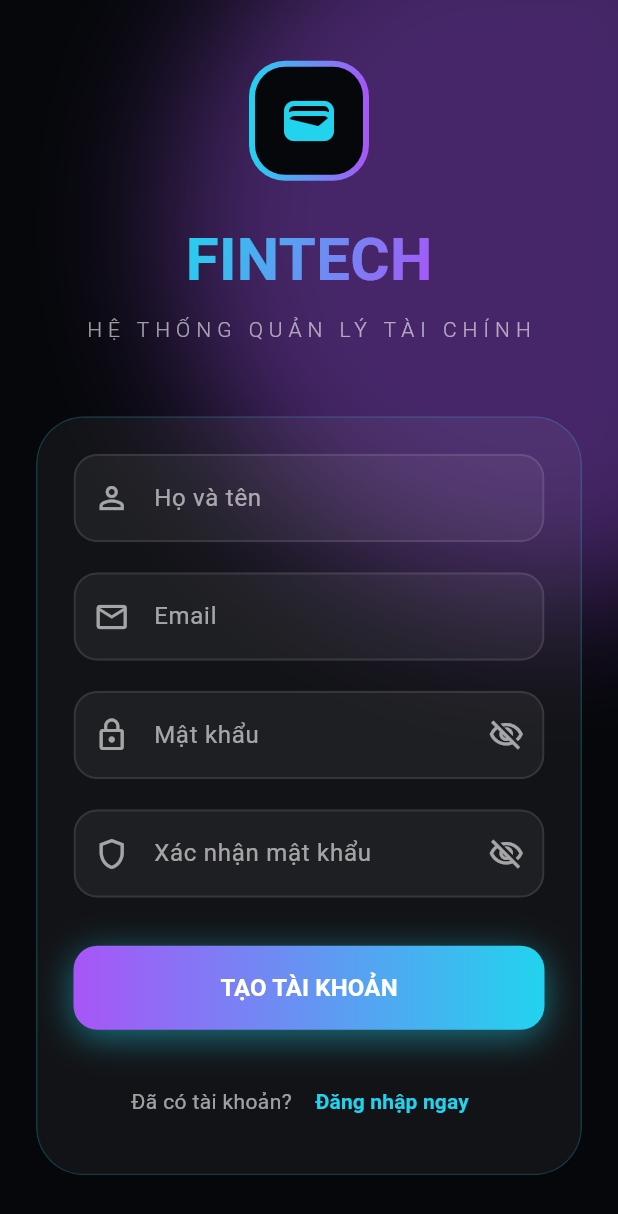
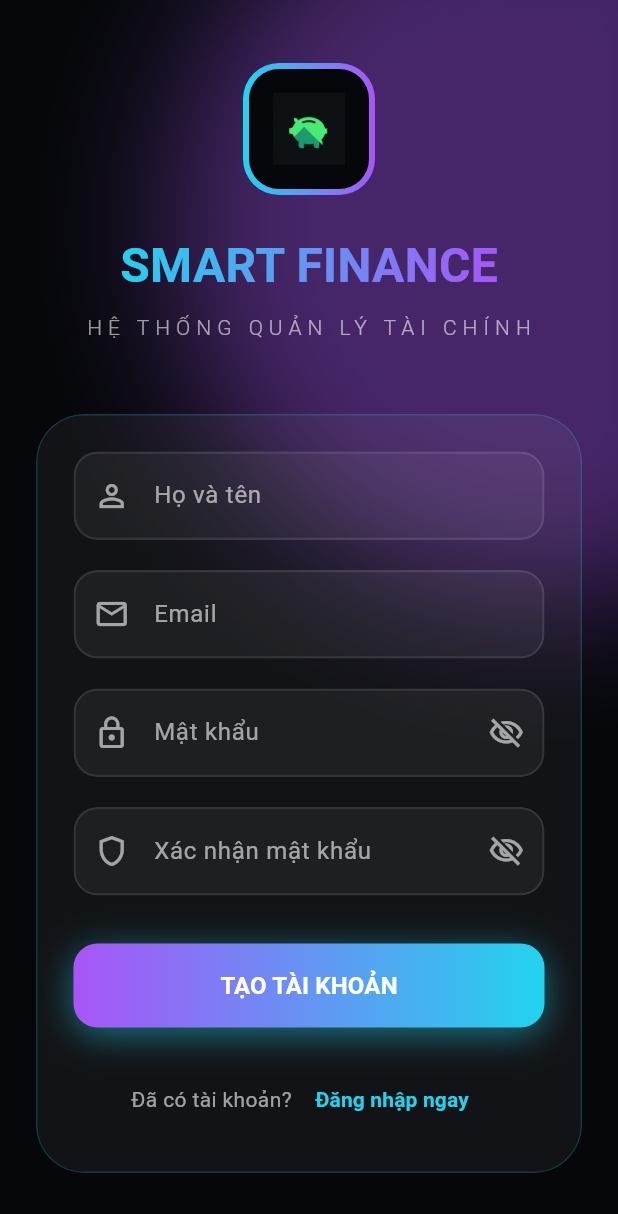
Before and after one commit to MinPC1337/fintech_app, a Flutter app: the screen it shows after launch, after a tap on "Đăng ký ngay", on a phone screen of 412 x 824 dp. Shown: the top 1214 px of the screen. Run offline on Flutter 3.47's test engine with Material 3 defaults, Android fonts, the phone set to English and light mode, and no system bars; our stand-ins replace cloud_firestore, dartz, equatable, firebase_auth, firebase_core, flutter_bloc and 1 more; accounts and stored records are empty.

Commit message:
Thêm icon và đổi tên cho app

```diff
--- a/lib/features/auth/presentation/pages/login_page.dart
+++ b/lib/features/auth/presentation/pages/login_page.dart
@@ -170,7 +170,11 @@ class LoginPage extends StatelessWidget {
               color: kBgColor,
               borderRadius: BorderRadius.circular(20),
             ),
-            child: const Icon(Icons.wallet_outlined, color: kCyan, size: 40),
+            child: Image.asset(
+              'assets/Futuristic Pro.png',
+              width: 48,
+              height: 48,
+            ),
           ),
         ),
         const SizedBox(height: 24),
@@ -182,9 +186,9 @@ class LoginPage extends StatelessWidget {
             end: Alignment.bottomRight,
           ).createShader(Rect.fromLTWH(0, 0, bounds.width, bounds.height)),
           child: const Text(
-            "FINTECH",
+            "SMART FINANCE",
             style: TextStyle(
-              fontSize: 40,
+              fontSize: 32,
               fontWeight: FontWeight.bold,
               color: kTextPrimary,
             ),
--- a/lib/features/auth/presentation/pages/register_page.dart
+++ b/lib/features/auth/presentation/pages/register_page.dart
@@ -214,7 +214,11 @@ class RegisterPage extends StatelessWidget {
               color: kBgColor,
               borderRadius: BorderRadius.circular(20),
             ),
-            child: const Icon(Icons.wallet_outlined, color: kCyan, size: 40),
+            child: Image.asset(
+              'assets/Futuristic Pro.png',
+              width: 48,
+              height: 48,
+            ),
           ),
         ),
         const SizedBox(height: 24),
@@ -226,9 +230,9 @@ class RegisterPage extends StatelessWidget {
             end: Alignment.bottomRight,
           ).createShader(Rect.fromLTWH(0, 0, bounds.width, bounds.height)),
           child: const Text(
-            "FINTECH",
+            "SMART FINANCE",
             style: TextStyle(
-              fontSize: 40,
+              fontSize: 32,
               fontWeight: FontWeight.bold,
               color: kTextPrimary,
             ),
--- a/lib/main.dart
+++ b/lib/main.dart
@@ -25,7 +25,7 @@ class FintechApp extends StatelessWidget {
   Widget build(BuildContext context) {
     return MaterialApp(
       debugShowCheckedModeBanner: false,
-      title: 'Fintech App',
+      title: 'Futuristic Pro',
       theme: ThemeData(
         colorScheme: ColorScheme.fromSeed(seedColor: Colors.blue),
         useMaterial3: true,
```
Also changed, not shown: pubspec.yaml (+9 -3 lines), assets/Futuristic Pro.png (added), assets/Futuristic Pro_name.png (added), pubspec.lock, 28 other files.
